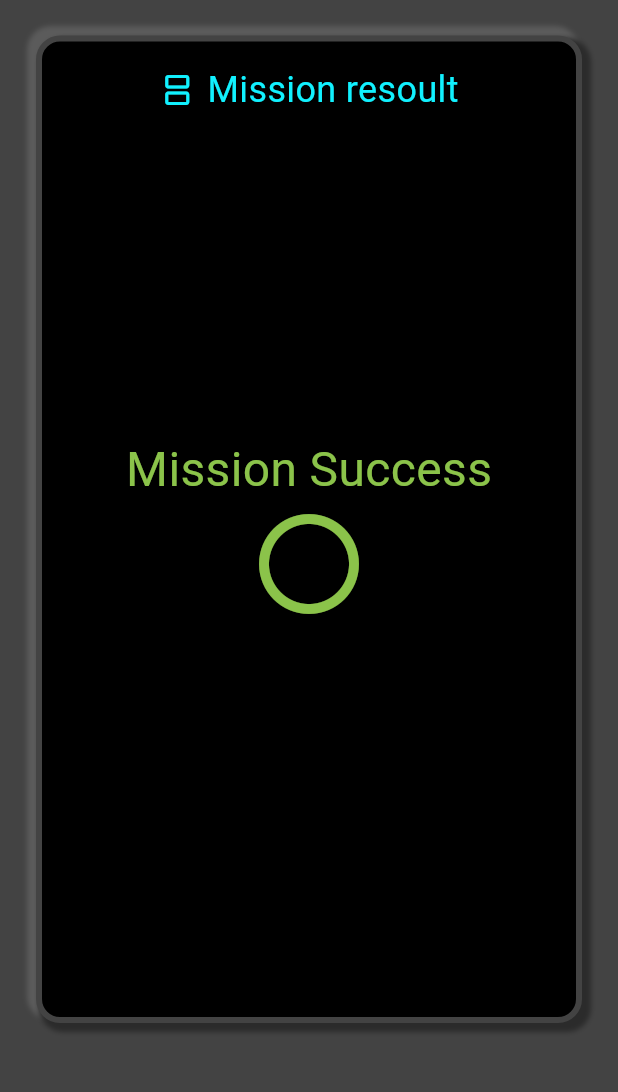
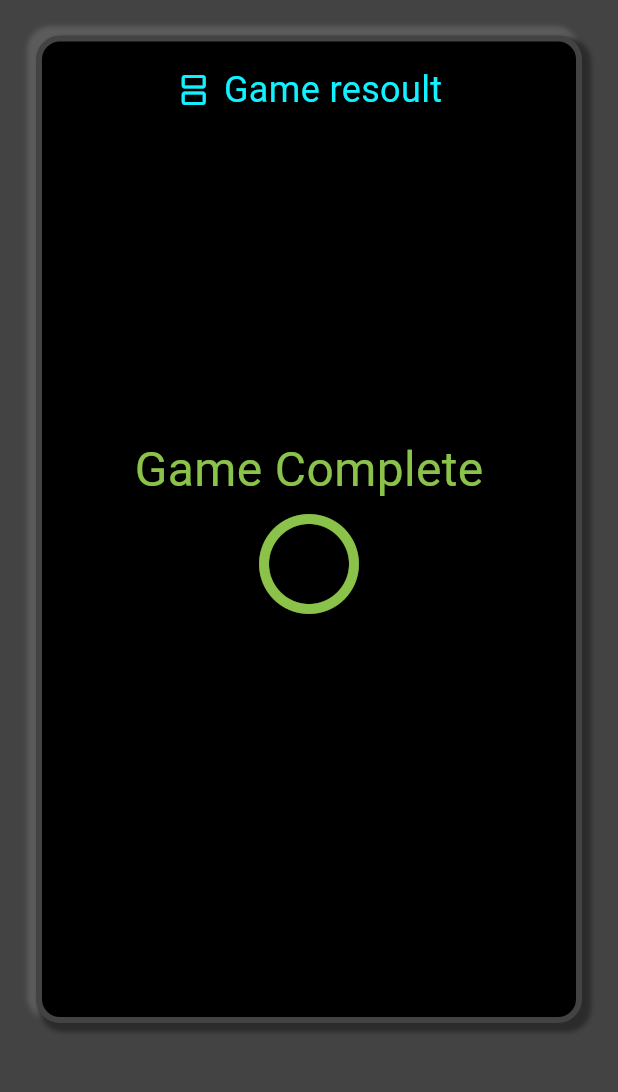
Before and after one commit to team-Effective/R-Player-v2, a Flutter app: the screen it shows after launch, on a phone screen of 412 x 824 dp, the part 141-1233 px from its top. Run offline on Flutter 3.47's test engine with Material 3 defaults, Android fonts, the phone set to English and light mode, and no system bars.

Commit message:
create:GameResultPageを作成しました

```diff
--- a/lib/main.dart
+++ b/lib/main.dart
@@ -1,5 +1,6 @@
 import 'package:flutter/material.dart';
 import 'package:r_player/view/connect_page.dart';
+import 'package:r_player/view/game_result_page.dart';
 import 'package:r_player/view/home_page.dart';
 import 'package:r_player/view/login_page.dart';
 import 'package:r_player/view/mission_details_page.dart';
@@ -17,13 +18,14 @@ class MyApp extends StatelessWidget {
   Widget build(BuildContext context) {
     return MaterialApp(
       debugShowCheckedModeBanner: false,
-      initialRoute: '/mission/result',
+      initialRoute: '/game/result',
       routes: {
         '/login': (context) => const LoginPage(),
         '/connect': (context) => const ConnectPage(),
         '/home': (context) => const HomePage(),
         '/mission/details': (context) => const MissionDetailsPage(),
         '/mission/result': (context) => const MissionResultPage(),
+        '/game/result': (context) => const GameResultPage(),
       },
     );
   }
--- /dev/null
+++ b/lib/view/game_result_page.dart
@@ -0,0 +1,137 @@
+import 'package:flutter/material.dart';
+
+class GameResultPage extends StatelessWidget {
+  const GameResultPage({super.key});
+
+  @override
+  Widget build(BuildContext context) {
+    return Scaffold(
+      backgroundColor: const Color.fromRGBO(67, 67, 67, 1),
+      body: Column(
+        children: [
+          Expanded(
+            //アプリロゴ
+            flex: 1,
+            child: Container(
+              padding: const EdgeInsets.fromLTRB(64, 56, 64, 24),
+              child: Image.asset(
+                'assets/images/player_app_logo.png',
+                fit: BoxFit.contain,
+              ),
+            ),
+          ),
+          Expanded(
+            //メイン機能
+            flex: 6,
+            child: Container(
+              padding: const EdgeInsets.fromLTRB(24, 0, 24, 48),
+              child: Column(
+                children: [
+                  Expanded(
+                    flex: 6,
+                    child: Container(
+                      padding: const EdgeInsets.fromLTRB(16, 0, 16, 0),
+                      decoration: BoxDecoration(
+                        color: Colors.black,
+                        border: Border.all(
+                          color: const Color.fromRGBO(67, 67, 67, 1),
+                          width: 4,
+                        ),
+                        borderRadius: BorderRadius.circular(16),
+                        boxShadow: const [
+                          BoxShadow(
+                            color: Color.fromRGBO(91, 91, 91, 1), //色
+                            spreadRadius: 2,
+                            blurRadius: 2,
+                            offset: Offset(-4, -4),
+                          ),
+                          BoxShadow(
+                            color: Color.fromRGBO(43, 43, 43, 1), //色
+                            spreadRadius: 2,
+                            blurRadius: 2,
+                            offset: Offset(4, 4),
+                          ),
+                        ],
+                      ),
+                      child: const Column(
+                        children: [
+                          Expanded(
+                            flex: 1,
+                            child: Center(
+                              child: Row(
+                                mainAxisAlignment: MainAxisAlignment.center,
+                                children: [
+                                  Icon(
+                                    Icons.splitscreen,
+                                    size: 24,
+                                    color: Color.fromRGBO(17, 241, 255, 1),
+                                  ),
+                                  SizedBox(
+                                    width: 8,
+                                  ),
+                                  Text(
+                                    "Game resoult",
+                                    style: TextStyle(
+                                      fontSize: 24,
+                                      color: Color.fromRGBO(17, 241, 255, 1),
+                                    ),
+                                  ),
+                                ],
+                              ),
+                            ),
+                          ),
+                          Expanded(
+                            flex: 8,
+                            child: (true)
+                                ? Column(
+                                    mainAxisAlignment: MainAxisAlignment.center,
+                                    children: [
+                                      Text(
+                                        'Game Complete',
+                                        style: TextStyle(
+                                          color: Colors.lightGreen,
+                                          fontSize: 32,
+                                        ),
+                                      ),
+                                      Icon(
+                                        Icons.circle_outlined,
+                                        color: Colors.lightGreen,
+                                        size: 80,
+                                      ),
+                                    ],
+                                  )
+                                : Column(
+                                    mainAxisAlignment: MainAxisAlignment.center,
+                                    children: [
+                                      Text(
+                                        'Game Over',
+                                        style: TextStyle(
+                                          color: Colors.red,
+                                          fontSize: 32,
+                                        ),
+                                      ),
+                                      Icon(
+                                        Icons.close,
+                                        color: Colors.red,
+                                        size: 80,
+                                      ),
+                                    ],
+                                  ),
+                          ),
+                          Expanded(
+                            flex: 1,
+                            child: SizedBox(),
+                          )
+                        ],
+                      ),
+                    ),
+                  ),
+                ],
+              ),
+            ),
+          ),
+        ],
+      ),
+    );
+  }
+}
```
